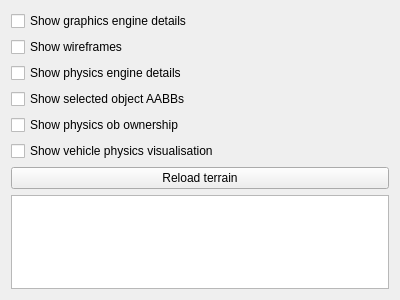
Old version of the form gui_client/DiagnosticsWidget.ui in the repository shipilovden/substrata-metasiberia.
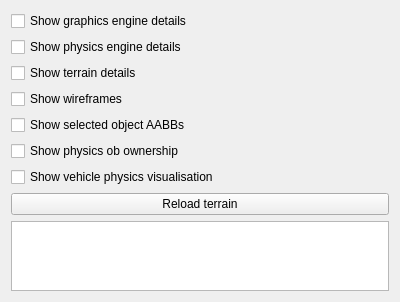
New version of the form.

Patch:
```diff
--- a/gui_client/DiagnosticsWidget.ui
+++ b/gui_client/DiagnosticsWidget.ui
@@ -21,13 +21,6 @@
      </property>
     </widget>
    </item>
-   <item>
-    <widget class="QCheckBox" name="showWireframesCheckBox">
-     <property name="text">
-      <string>Show wireframes</string>
-     </property>
-    </widget>
-   </item>
    <item>
     <widget class="QCheckBox" name="physicsDiagnosticsCheckBox">
      <property name="text">
@@ -35,6 +28,20 @@
      </property>
     </widget>
    </item>
+   <item>
+    <widget class="QCheckBox" name="terrainDiagnosticsCheckBox">
+     <property name="text">
+      <string>Show terrain details</string>
+     </property>
+    </widget>
+   </item>
+   <item>
+    <widget class="QCheckBox" name="showWireframesCheckBox">
+     <property name="text">
+      <string>Show wireframes</string>
+     </property>
+    </widget>
+   </item>
    <item>
     <widget class="QCheckBox" name="showObAABBsCheckBox">
      <property name="text">
```
